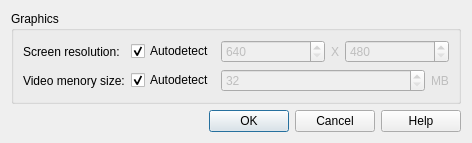
LLIAKAJL/WineWizard, file src/settingsdialog.ui: the form before one commit.
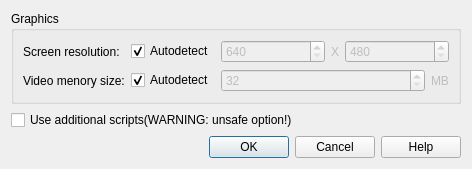
The form after the commit.

```diff
--- a/src/settingsdialog.ui
+++ b/src/settingsdialog.ui
@@ -7,7 +7,7 @@
     <x>0</x>
     <y>0</y>
     <width>470</width>
-    <height>145</height>
+    <height>173</height>
    </rect>
   </property>
   <property name="windowTitle">
@@ -130,6 +130,13 @@
      </layout>
     </widget>
    </item>
+   <item>
+    <widget class="QCheckBox" name="useScripts">
+     <property name="text">
+      <string>Use additional scripts(WARNING: unsafe option!)</string>
+     </property>
+    </widget>
+   </item>
    <item>
     <widget class="QDialogButtonBox" name="buttonBox">
      <property name="minimumSize">
```
